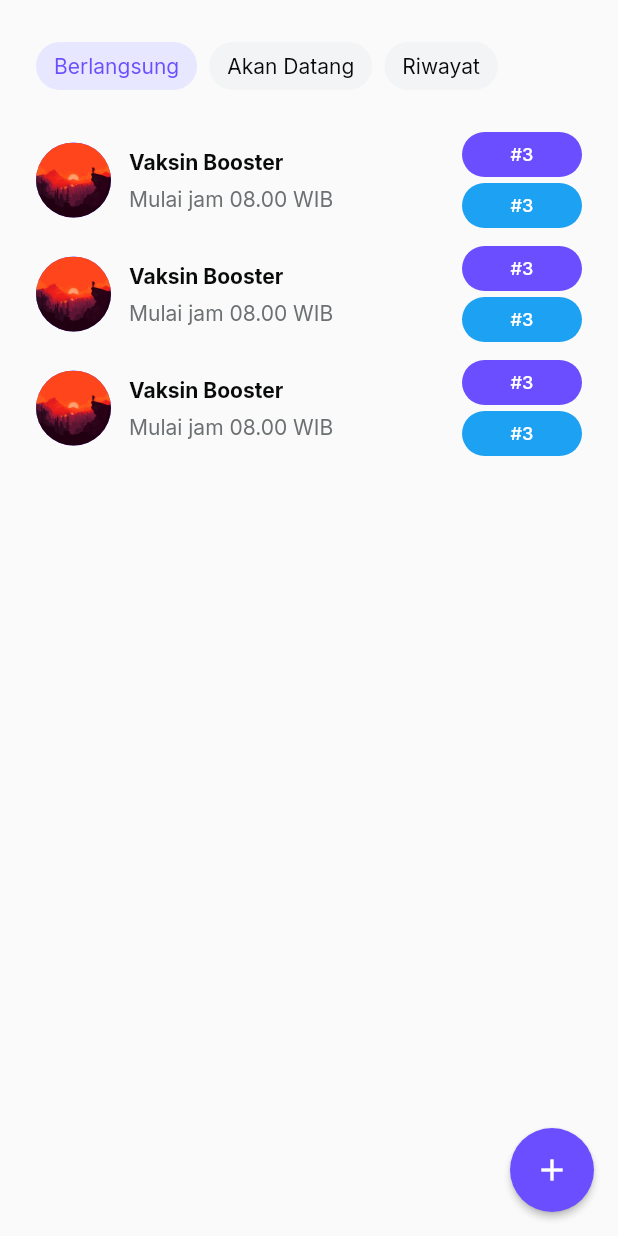
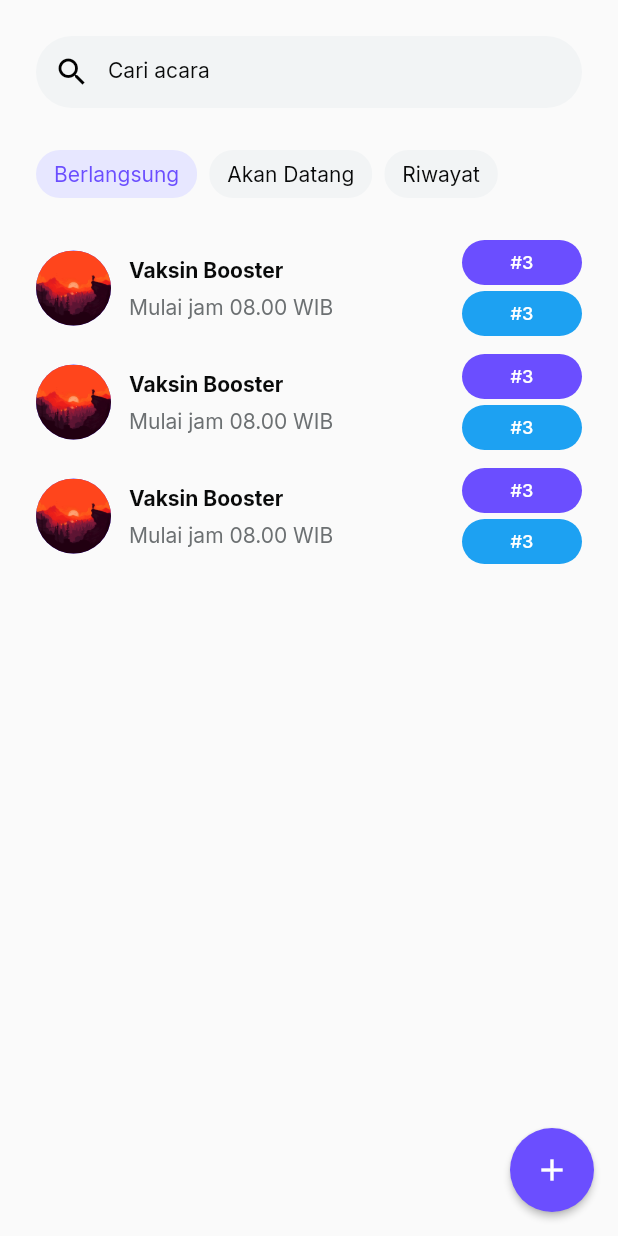
Before and after one commit to tobiaditia/antrian, a Flutter app: the EventView screen opened by its route, on a phone screen of 412 x 824 dp. Run offline on Flutter 3.47's test engine with Material 2 defaults, Android fonts, the phone set to English and light mode, and no system bars; our stand-ins replace firebase_auth, firebase_core, flutter_dotenv, get, google_fonts, google_sign_in and 1 more; accounts and stored records are empty; network calls fail.

Commit message:
event view

```diff
--- a/lib/app/constants/theme.dart
+++ b/lib/app/constants/theme.dart
@@ -44,5 +44,7 @@ TextStyle gFontInterGraySplashBold = GoogleFonts.inter(
     fontWeight: FontWeight.w700, color: const Color(0xFFAFBCCB));
 TextStyle gFontInterRedRegular =
     GoogleFonts.inter(fontWeight: FontWeight.w400, color: colorComponentRed);
+TextStyle gFontInterGreenRegular =
+    GoogleFonts.inter(fontWeight: FontWeight.w400, color: colorComponentGreen);
 
 double margin = 24;
--- a/lib/app/modules/event/views/event_view.dart
+++ b/lib/app/modules/event/views/event_view.dart
@@ -20,6 +20,23 @@ class EventView extends GetView<EventController> {
             margin: EdgeInsets.symmetric(horizontal: margin),
             child: Column(
               children: [
+                const SizedBox(height: 24),
+                TextField(
+                  decoration: InputDecoration(
+                    contentPadding: const EdgeInsets.all(10),
+                    filled: true,
+                    fillColor: const Color(0xFFF2F4F5),
+                    prefixIcon:  Icon(Icons.search,color: colorComponentBlack,),
+                    focusedBorder: OutlineInputBorder(
+                      borderRadius: BorderRadius.circular(24),
+                        borderSide: BorderSide(color: colorComponentPrimary)),
+                    labelText: 'Cari acara',
+                    labelStyle: gFontInterBlackRegular.copyWith(fontSize: 14),
+                    enabledBorder: OutlineInputBorder(
+                      borderRadius: BorderRadius.circular(24),
+                        borderSide: const BorderSide(color: Colors.transparent)),
+                  ),
+                ),
                 const SizedBox(height: 24),
                 SizedBox(
                   height: 40,
```
Also changed, not shown: lib/app/modules/event_detail/views/event_detail_view.dart (+170 -55 lines).
